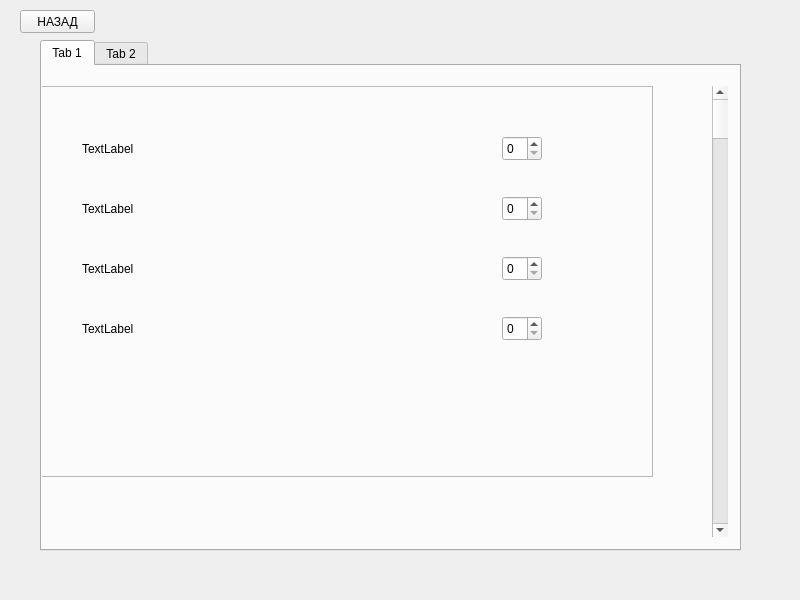
Above: files/UI/Orders.ui from Sasha-v-tanke/YL_project_1 before the change. Below: the same form after it.
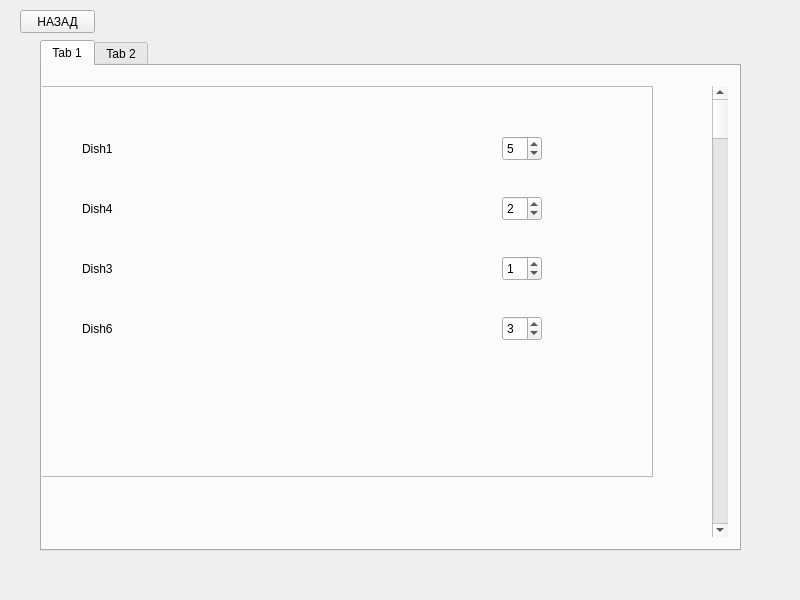
That is the form after the change. The open tabs and pages were chosen to show the change.

What changed in the file:
```diff
--- a/files/UI/Orders.ui
+++ b/files/UI/Orders.ui
@@ -54,6 +54,9 @@
          <height>25</height>
         </rect>
        </property>
+       <property name="value">
+        <number>5</number>
+       </property>
       </widget>
       <widget class="QSpinBox" name="spinBox_2">
        <property name="geometry">
@@ -64,6 +67,9 @@
          <height>25</height>
         </rect>
        </property>
+       <property name="value">
+        <number>2</number>
+       </property>
       </widget>
       <widget class="QSpinBox" name="spinBox_3">
        <property name="geometry">
@@ -74,6 +80,9 @@
          <height>25</height>
         </rect>
        </property>
+       <property name="value">
+        <number>1</number>
+       </property>
       </widget>
       <widget class="QSpinBox" name="spinBox_4">
        <property name="geometry">
@@ -84,6 +93,9 @@
          <height>25</height>
         </rect>
        </property>
+       <property name="value">
+        <number>3</number>
+       </property>
       </widget>
       <widget class="QLabel" name="label">
        <property name="geometry">
@@ -95,7 +107,7 @@
         </rect>
        </property>
        <property name="text">
-        <string>TextLabel</string>
+        <string>Dish1</string>
        </property>
       </widget>
       <widget class="QLabel" name="label_2">
@@ -108,7 +120,7 @@
         </rect>
        </property>
        <property name="text">
-        <string>TextLabel</string>
+        <string>Dish4</string>
        </property>
       </widget>
       <widget class="QLabel" name="label_3">
@@ -121,7 +133,7 @@
         </rect>
        </property>
        <property name="text">
-        <string>TextLabel</string>
+        <string>Dish3</string>
        </property>
       </widget>
       <widget class="QLabel" name="label_4">
@@ -134,7 +146,7 @@
         </rect>
        </property>
        <property name="text">
-        <string>TextLabel</string>
+        <string>Dish6</string>
        </property>
       </widget>
      </widget>
```
Left out of the diff: 12 changed lines with no effect on the pictures.
